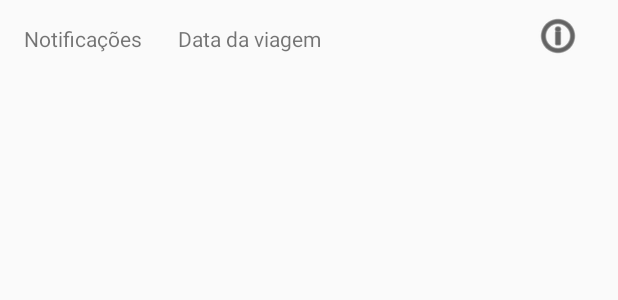
After one commit to barleto/massa-critica, an Android app: the layout activity_trip_notification.xml on its own in the app's theme, with its tools: preview values and no code run, on a phone screen of 412 x 824 dp. The commit adds this screen. Shown: the top 300 px of the screen. Run offline under Robolectric (Android 15) with nearby library versions, the phone set to English and light mode, and no system bars.

Commit message:
begin notification activity

```diff
--- a/app/build.gradle
+++ b/app/build.gradle
@@ -24,7 +24,7 @@ android {
 
 dependencies {
     implementation fileTree(dir: 'libs', include: ['*.jar'])
-    implementation"org.jetbrains.kotlin:kotlin-stdlib-jre7:$kotlin_version"
+    implementation "org.jetbrains.kotlin:kotlin-stdlib-jre7:$kotlin_version"
     implementation 'com.android.support:appcompat-v7:27.1.1'
     implementation 'com.android.support.constraint:constraint-layout:1.1.0'
     implementation 'com.google.code.gson:gson:2.8.4'
--- a/app/src/main/AndroidManifest.xml
+++ b/app/src/main/AndroidManifest.xml
@@ -3,6 +3,7 @@
     package="massacritica.barleto.com.massa_critica">
 
     <application
+        android:name=".AppApplication"
         android:allowBackup="true"
         android:icon="@mipmap/ic_launcher"
         android:label="@string/app_name"
@@ -16,6 +17,7 @@
                 <category android:name="android.intent.category.LAUNCHER" />
             </intent-filter>
         </activity>
+        <activity android:name=".notification.TripNotificationActivity"></activity>
     </application>
 
 </manifest>
--- a/app/src/main/java/massacritica/barleto/com/massa_critica/main/TripCellHolder.kt
+++ b/app/src/main/java/massacritica/barleto/com/massa_critica/main/TripCellHolder.kt
@@ -8,8 +8,8 @@ import massacritica.barleto.com.massa_critica.R
 
 class TripCellHolder(val view: View) : RecyclerView.ViewHolder(view) {
 
-    lateinit var dateHolder: TextView
-    lateinit var deleteButton: ImageView
+    var dateHolder: TextView
+    var deleteButton: ImageView
 
     init {
         dateHolder = view.findViewById(R.id.cell_date)
--- a/app/src/main/java/massacritica/barleto/com/massa_critica/main/TripListAdapter.kt
+++ b/app/src/main/java/massacritica/barleto/com/massa_critica/main/TripListAdapter.kt
@@ -5,10 +5,10 @@ import android.view.LayoutInflater
 import android.view.ViewGroup
 import massacritica.barleto.com.massa_critica.R
 
-class TripListAdapter(val tripList: MutableList<MainActivity.TripData>, val mainActivity: MainActivity) : RecyclerView.Adapter<TripCellHolder>() {
+class TripListAdapter(val tripList: MutableList<TripData>, val mainActivity: MainActivity) : RecyclerView.Adapter<TripCellHolder>() {
 
     override fun onCreateViewHolder(parent: ViewGroup, viewType: Int): TripCellHolder {
-        return TripCellHolder(LayoutInflater.from(parent.context).inflate(R.layout.main_line_view, parent, false))
+        return TripCellHolder(LayoutInflater.from(parent.context).inflate(R.layout.trip_made_cell, parent, false))
     }
 
     override fun getItemCount(): Int {
--- /dev/null
+++ b/app/src/main/res/layout/activity_trip_notification.xml
@@ -0,0 +1,26 @@
+<?xml version="1.0" encoding="utf-8"?>
+<LinearLayout xmlns:android="http://schemas.android.com/apk/res/android"
+    xmlns:app="http://schemas.android.com/apk/res-auto"
+    xmlns:tools="http://schemas.android.com/tools"
+    android:layout_width="match_parent"
+    android:layout_height="match_parent"
+    tools:context=".notification.TripNotificationActivity">
+
+    <TextView
+        android:layout_width="wrap_content"
+        android:layout_height="wrap_content"
+        android:layout_marginTop="16dp"
+        android:layout_marginLeft="16dp"
+        android:layout_marginBottom="16dp"
+        android:text="Notificações"/>
+
+    <android.support.v7.widget.RecyclerView
+        android:id="@+id/trip_notification_list"
+        android:layout_marginLeft="8dp"
+        android:layout_marginRight="8dp"
+        android:layout_width="match_parent"
+        android:layout_height="400dp"
+        tools:listitem="@layout/trip_notification_cell"
+        />
+
+</LinearLayout>
--- /dev/null
+++ b/app/src/main/res/layout/trip_notification_cell.xml
@@ -0,0 +1,28 @@
+<?xml version="1.0" encoding="utf-8"?>
+<RelativeLayout xmlns:android="http://schemas.android.com/apk/res/android"
+    android:layout_width="match_parent"
+    android:layout_height="match_parent"
+    xmlns:tools="http://schemas.android.com/tools">
+
+    <TextView
+        android:id="@+id/cell_notification_date"
+        android:layout_marginTop="16dp"
+        android:layout_marginBottom="16dp"
+        android:layout_marginLeft="16dp"
+        android:layout_width="wrap_content"
+        android:layout_height="wrap_content"
+        tools:text="Data da viagem"/>
+
+    <ImageView
+        android:layout_marginTop="8dp"
+        android:id="@+id/cell_notification_details"
+        android:layout_width="wrap_content"
+        android:layout_height="wrap_content"
+        android:src="@android:drawable/ic_menu_info_details"
+        android:tint="#000"
+        android:layout_alignParentEnd="true"
+        android:layout_alignParentRight="true"
+        android:layout_marginRight="16dp"
+        android:layout_marginEnd="16dp"/>
+
+</RelativeLayout>
```
Also changed, not shown: app/src/main/java/massacritica/barleto/com/massa_critica/AppApplication.kt (added, +50 -0 lines), app/src/main/java/massacritica/barleto/com/massa_critica/main/MainActivity.kt (+12 -65 lines), app/src/main/java/massacritica/barleto/com/massa_critica/main/MassaCriticaData.kt (added, +54 -0 lines), app/src/main/java/massacritica/barleto/com/massa_critica/notification/TripNotification.kt (added, +12 -0 lines), app/src/main/java/massacritica/barleto/com/massa_critica/notification/TripNotificationActivity.kt (added, +20 -0 lines), app/src/main/java/massacritica/barleto/com/massa_critica/notification/TripNotificationAdapter.kt (added, +23 -0 lines), app/src/main/java/massacritica/barleto/com/massa_critica/notification/TripNotificationCellHolder.kt (added, +19 -0 lines), app/src/main/res/layout/activity_main.xml (+7 -1 lines), app/src/main/res/layout/trip_made_cell.xml (renamed from app/src/main/res/layout/main_line_view.xml).
